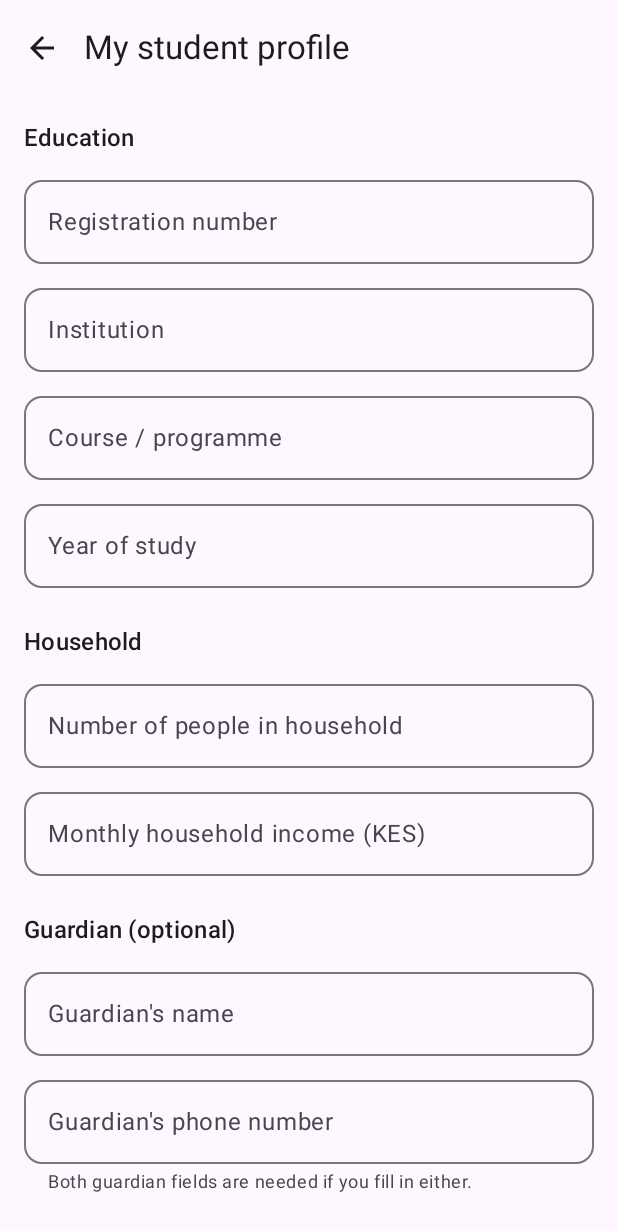
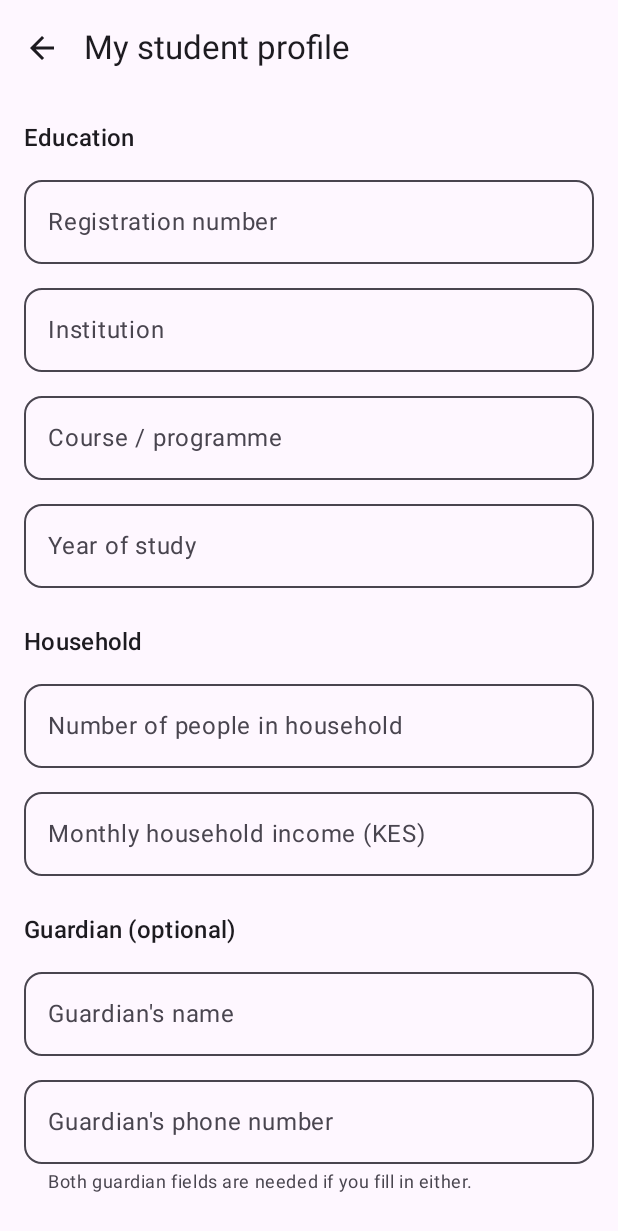
Before and after one commit to KaburaKimani/BursaryAid, an Android app built with Jetpack Compose: the StudentProfileScreen screen opened through its navigation route, on a phone screen of 412 x 824 dp. Shown: the top 1231 px of the screen. Run offline under Robolectric (Android 15) with nearby library versions, the phone set to English and light mode, and no system bars; our stand-ins replace Room's generated code; 3 statements that could not run were skipped.

Commit message:
Improve contrast in student form fields

```diff
--- a/app/src/main/java/com/example/bursaryaid/feature/student/ui/StudentUiComponents.kt
+++ b/app/src/main/java/com/example/bursaryaid/feature/student/ui/StudentUiComponents.kt
@@ -21,6 +21,7 @@ import androidx.compose.material3.CircularProgressIndicator
 import androidx.compose.material3.Icon
 import androidx.compose.material3.MaterialTheme
 import androidx.compose.material3.OutlinedTextField
+import androidx.compose.material3.OutlinedTextFieldDefaults
 import androidx.compose.material3.Surface
 import androidx.compose.material3.Text
 import androidx.compose.runtime.Composable
@@ -112,6 +113,16 @@ fun StudentFormTextField(
         minLines = if (singleLine) 1 else minLines,
         enabled = enabled,
         shape = RoundedCornerShape(12.dp),
+        colors = OutlinedTextFieldDefaults.colors(
+            focusedTextColor = MaterialTheme.colorScheme.onSurface,
+            unfocusedTextColor = MaterialTheme.colorScheme.onSurface,
+            disabledTextColor = MaterialTheme.colorScheme.onSurface.copy(alpha = 0.72f),
+            cursorColor = MaterialTheme.colorScheme.primary,
+            focusedBorderColor = MaterialTheme.colorScheme.primary,
+            unfocusedBorderColor = MaterialTheme.colorScheme.onSurfaceVariant,
+            focusedLabelColor = MaterialTheme.colorScheme.primary,
+            unfocusedLabelColor = MaterialTheme.colorScheme.onSurfaceVariant
+        ),
         modifier = modifier.fillMaxWidth()
     )
 }
```
